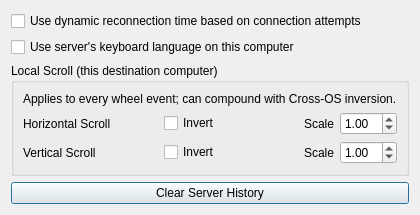
Above: src/lib/gui/dialogs/ClientConfigDialog.ui from subeom/deskflow before the change. Below: the same form after it.
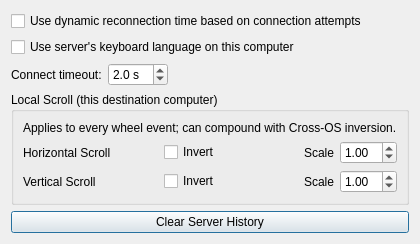
That is the form after the change.

Commit message: feat(gui): "Test connection" button for the server address of a client

What changed in the file:
```diff
--- a/src/lib/gui/dialogs/ClientConfigDialog.ui
+++ b/src/lib/gui/dialogs/ClientConfigDialog.ui
@@ -29,6 +29,67 @@
      </property>
     </widget>
    </item>
+   <item>
+    <layout class="QHBoxLayout" name="layoutConnectTimeout">
+     <item>
+      <widget class="QLabel" name="lblConnectTimeout">
+       <property name="toolTip">
+        <string>How long one attempt to connect to the server may take: the connection, the secure handshake and the server's greeting together. Raise it on a slow or far away network.</string>
+       </property>
+       <property name="text">
+        <string>Connect timeout:</string>
+       </property>
+       <property name="buddy">
+        <cstring>sbConnectTimeout</cstring>
+       </property>
+      </widget>
+     </item>
+     <item>
+      <widget class="QDoubleSpinBox" name="sbConnectTimeout">
+       <property name="sizePolicy">
+        <sizepolicy hsizetype="Maximum" vsizetype="Fixed">
+         <horstretch>0</horstretch>
+         <verstretch>0</verstretch>
+        </sizepolicy>
+       </property>
+       <property name="toolTip">
+        <string>How long one attempt to connect to the server may take: the connection, the secure handshake and the server's greeting together. Raise it on a slow or far away network.</string>
+       </property>
+       <property name="suffix">
+        <string> s</string>
+       </property>
+       <property name="decimals">
+        <number>1</number>
+       </property>
+       <property name="minimum">
+        <double>1.000000000000000</double>
+       </property>
+       <property name="maximum">
+        <double>60.000000000000000</double>
+       </property>
+       <property name="singleStep">
+        <double>0.500000000000000</double>
+       </property>
+       <property name="value">
+        <double>2.000000000000000</double>
+       </property>
+      </widget>
+     </item>
+     <item>
+      <spacer name="spacerConnectTimeout">
+       <property name="orientation">
+        <enum>Qt::Orientation::Horizontal</enum>
+       </property>
+       <property name="sizeHint" stdset="0">
+        <size>
+         <width>40</width>
+         <height>5</height>
+        </size>
+       </property>
+      </spacer>
+     </item>
+    </layout>
+   </item>
    <item>
     <widget class="QGroupBox" name="groupBox">
      <property name="title">
```
The commit also changes 18 other files.
